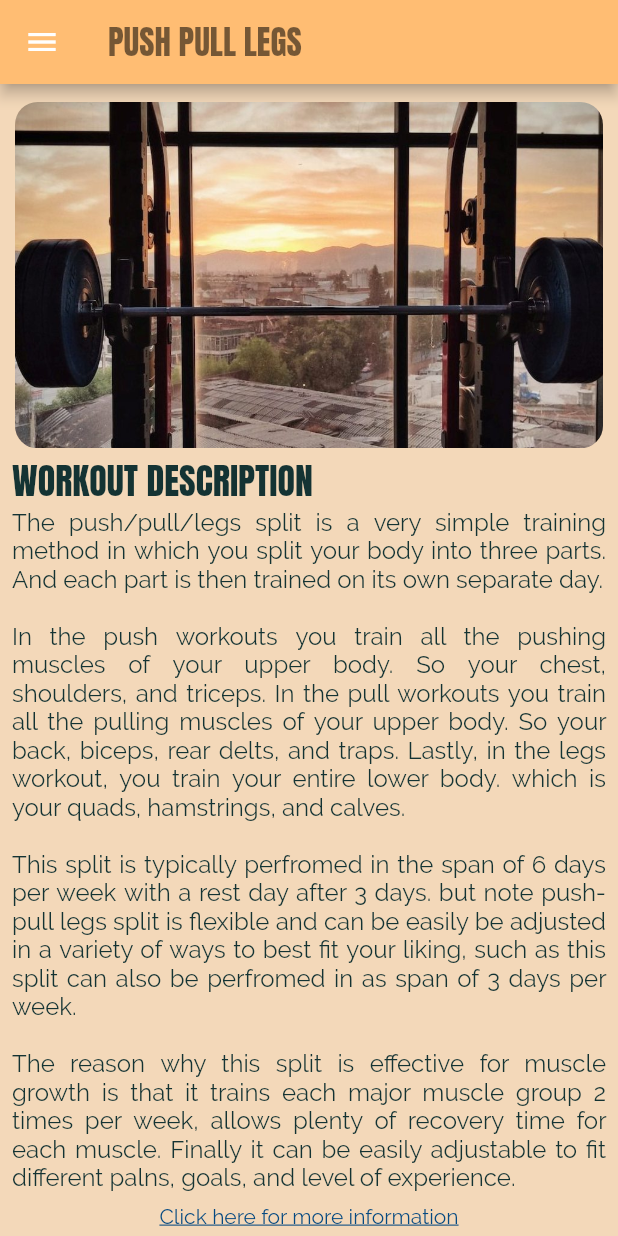
After one commit to metalFrenzy/Gym_Guide, a Flutter app: the PPLScreen screen opened by its route, on a phone screen of 412 x 824 dp. The commit adds this screen. Run offline on Flutter 3.47's test engine with Material 2 defaults, Android fonts, the phone set to English and light mode, and no system bars.

Commit message:
ppl done

```diff
--- a/lib/main.dart
+++ b/lib/main.dart
@@ -4,6 +4,7 @@ import './screens/starting_screen.dart';
 import './screens/workout_split_screen.dart';
 import './screens/home_screen.dart';
 import './screens/full_body_screen.dart';
+import './screens/PPL_screen.dart';
 
 void main() {
   runApp(const MyApp());
@@ -51,7 +52,9 @@ class MyApp extends StatelessWidget {
       routes: {
         WorkoutSplit.routeName: (context) => const WorkoutSplit(),
         HomeScreen.routeName: (context) => const HomeScreen(),
-        FullBody.routeName: (context) => FullBody()
+        FullBody.routeName: (context) => FullBody(),
+        PPLScreen.routeName:(context) => PPLScreen(),
+
       },
     );
   }
--- /dev/null
+++ b/lib/screens/PPL_screen.dart
@@ -0,0 +1,101 @@
+import 'package:flutter/material.dart';
+
+import '../widgets/app_drawer.dart';
+import '../services/hyperlink_service.dart';
+
+class PPLScreen extends StatelessWidget {
+  static const routeName = '/ppl';
+
+  @override
+  Widget build(BuildContext context) {
+    return Scaffold(
+      appBar: AppBar(
+        backgroundColor: const Color(0xFFFFBD73),
+        title: Text(
+          'PUSH PULL LEGS',
+          style: Theme.of(context).textTheme.headline3,
+        ),
+      ),
+      drawer: MainDrawer(),
+      body: SingleChildScrollView(
+        child: Column(
+          children: [
+            Container(
+              margin: const EdgeInsets.only(
+                top: 12,
+                left: 10,
+                right: 10,
+              ),
+              child: ClipRRect(
+                borderRadius: BorderRadius.circular(15),
+                child: Image.asset(
+                  'assets/images/gym.jpg',
+                ),
+              ),
+            ),
+            const SizedBox(
+              height: 5,
+            ),
+            Padding(
+              padding: const EdgeInsets.only(
+                left: 8,
+                right: 8,
+                bottom: 8,
+              ),
+              child: RichText(
+                textAlign: TextAlign.justify,
+                text: TextSpan(
+                  children: [
+                    TextSpan(
+                      text: 'WORKOUT DESCRIPTION\n',
+                      style: Theme.of(context).textTheme.headline1,
+                    ),
+                    TextSpan(
+                      text:
+                          'The push/pull/legs split is a very simple training method in which you split your body into three parts. And each part is then trained on its own separate day.\n\n',
+                      style: Theme.of(context).textTheme.bodyText1,
+                    ),
+                    TextSpan(
+                      text:
+                          'In the push workouts you train all the pushing muscles of your upper body. So your chest, shoulders, and triceps. ',
+                      style: Theme.of(context).textTheme.bodyText1,
+                    ),
+                    TextSpan(
+                      text:
+                          'In the pull workouts you train all the pulling  muscles of your upper body. So your back, biceps, rear delts, and traps. ',
+                      style: Theme.of(context).textTheme.bodyText1,
+                    ),
+                    TextSpan(
+                      text:
+                          'Lastly, in the legs workout, you train your entire lower body. which is your quads, hamstrings, and calves.\n\n',
+                      style: Theme.of(context).textTheme.bodyText1,
+                    ),
+                    TextSpan(
+                      text:
+                          'This split is typically perfromed in the span of 6 days per week with a rest day after 3 days. but note push-pull legs split is flexible and can be easily be adjusted in a variety of ways to best fit your liking, such as this split can also be perfromed in as span of 3 days per week.\n\n',
+                      style: Theme.of(context).textTheme.bodyText1,
+                    ),
+                    TextSpan(
+                      text:
+                          'The reason why this split is effective for muscle growth is that it trains each major muscle group 2 times per week, allows plenty of recovery time for each muscle. Finally it can be easily adjustable to fit different palns, goals, and level of experience. ',
+                      style: Theme.of(context).textTheme.bodyText1,
+                    ),
+                  ],
+                ),
+              ),
+            ),
+            Padding(
+              padding: const EdgeInsets.only(
+                bottom: 8,
+              ),
+              child: HyperLink(
+                'https://builtwithscience.com/fitness-tips/push-pull-legs-routine/',
+                'Click here for more information',
+              ),
+            )
+          ],
+        ),
+      ),
+    );
+  }
+}
--- a/lib/screens/full_body_screen.dart
+++ b/lib/screens/full_body_screen.dart
@@ -214,7 +214,7 @@ class FullBody extends StatelessWidget {
               ),
               child: HyperLink(
                 'https://builtwithscience.com/workouts/best-full-body-workout/',
-                'Visit this website for more information',
+                'Click here for more information',
               ),
             )
           ],
--- a/lib/screens/home_screen.dart
+++ b/lib/screens/home_screen.dart
@@ -16,7 +16,8 @@ class HomeScreen extends StatelessWidget {
         ),
         backgroundColor: const Color(0xFFFFBD73),
       ),
-      body: Column(
+      body: SingleChildScrollView(
+        child: Column(
           children: [
             Container(
               margin: const EdgeInsets.only(
@@ -76,6 +77,7 @@ class HomeScreen extends StatelessWidget {
                 ),
               ),
               child: ListTile(
+                dense: true,
                 leading: Icon(
                   Icons.fitness_center,
                 ),
@@ -95,7 +97,12 @@ class HomeScreen extends StatelessWidget {
             Container(
               padding: const EdgeInsets.only(top: 10),
               height: 110,
-            margin: const EdgeInsets.only(right: 8, left: 8, top: 20),
+              margin: const EdgeInsets.only(
+                right: 8,
+                left: 8,
+                top: 20,
+                bottom: 10,
+              ),
               decoration: const BoxDecoration(
                 gradient: LinearGradient(
                   colors: [
@@ -124,6 +131,7 @@ class HomeScreen extends StatelessWidget {
             ),
           ],
         ),
+      ),
     );
   }
 }
--- a/lib/screens/workout_split_screen.dart
+++ b/lib/screens/workout_split_screen.dart
@@ -2,6 +2,7 @@ import 'package:flutter/material.dart';
 
 import '/screens/full_body_screen.dart';
 import '../widgets/app_drawer.dart';
+import '../screens/PPL_screen.dart';
 
 class WorkoutSplit extends StatelessWidget {
   const WorkoutSplit({super.key});
@@ -79,7 +80,10 @@ class WorkoutSplit extends StatelessWidget {
               ),
               child: ListTile(
                 enabled: true,
-                onTap: () {},
+                onTap: () {
+                  Navigator.of(context)
+                      .pushReplacementNamed(PPLScreen.routeName);
+                },
                 title: Text(
                   'PUSH PULL LEGS',
                   style: Theme.of(context).textTheme.headline2,
```
Also changed, not shown: assets/images/gym.jpg. Lines whose indentation alone changed are shown as unchanged.
